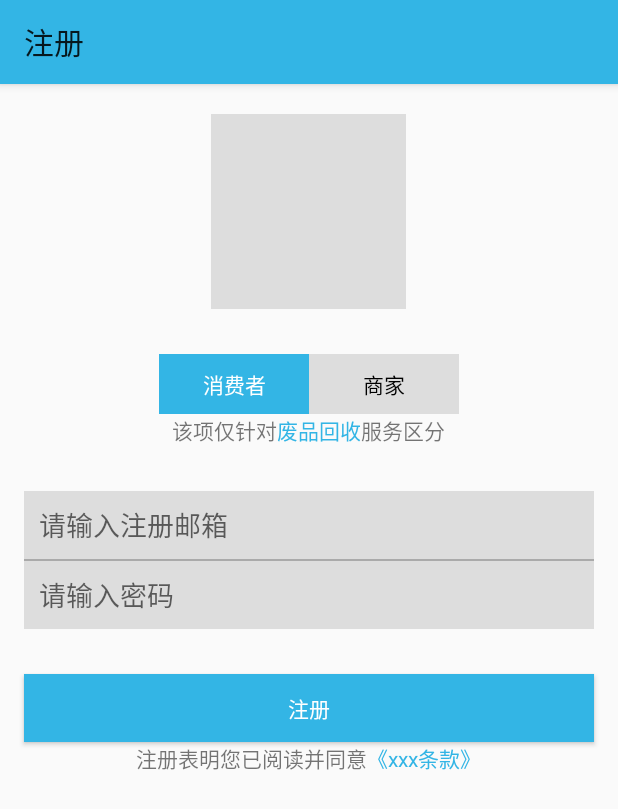
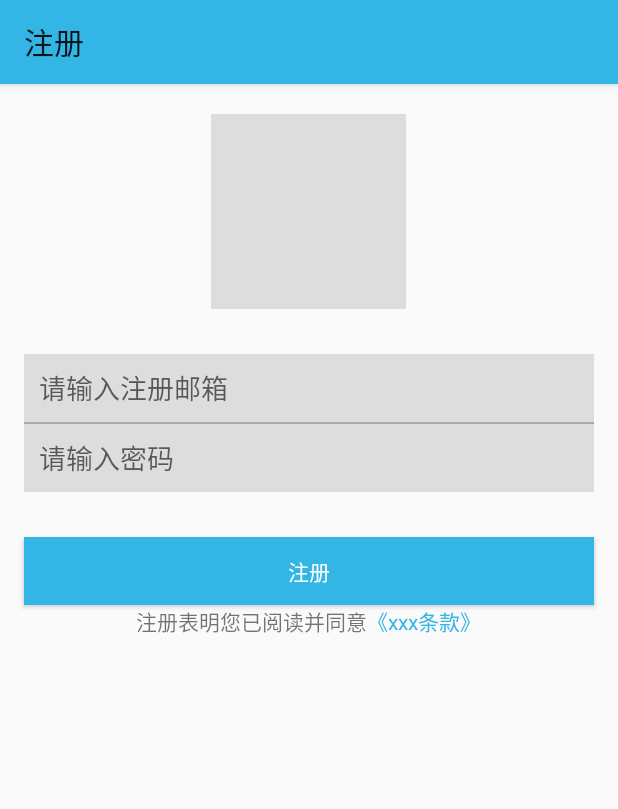
Before and after one commit to KitchenStudio/Trash, an Android app: the screen it shows after launch (RegisterActivity), on a phone screen of 412 x 824 dp. Shown: the top 809 px of the screen. Run offline under Robolectric (Android 15) with nearby library versions, the phone set to English and light mode, and no system bars.

Commit message:
修改注册页面

```diff
--- a/app/src/main/java/com/example/xiner/trash/acitivity/RegisterActivity.java
+++ b/app/src/main/java/com/example/xiner/trash/acitivity/RegisterActivity.java
@@ -22,7 +22,7 @@ public class RegisterActivity extends ActionBarActivity {
     protected void onCreate(Bundle savedInstanceState) {
         super.onCreate(savedInstanceState);
         setContentView(R.layout.activity_register);
-        radioButton=(RadioButton)findViewById(R.id.customer_radio);
+//        radioButton=(RadioButton)findViewById(R.id.customer_radio);
         registerButton=(Button)findViewById(R.id.register_button);
         registerButton.setOnClickListener(new registerListener());
 
--- a/app/src/main/res/layout/activity_register.xml
+++ b/app/src/main/res/layout/activity_register.xml
@@ -19,7 +19,7 @@
                 android:layout_marginTop="20dp"
                 android:background="#ddd" />
 
-            <LinearLayout
+           <!-- <LinearLayout
                 android:layout_width="wrap_content"
                 android:layout_height="wrap_content"
                 android:layout_gravity="center_horizontal"
@@ -75,7 +75,7 @@
                     android:text="服务区分" />
 
             </LinearLayout>
-
+-->
 
             <LinearLayout
                 android:layout_width="match_parent"
```
